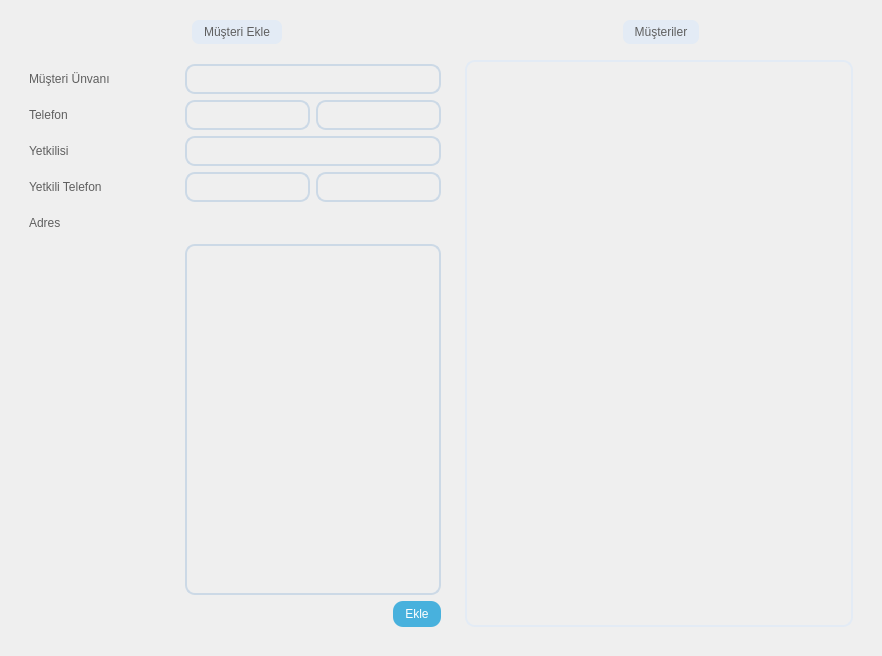
Qt form ui/templates/tabs/employee/addemployee.ui (farukbayhan1/NewLogistics) before a commit.
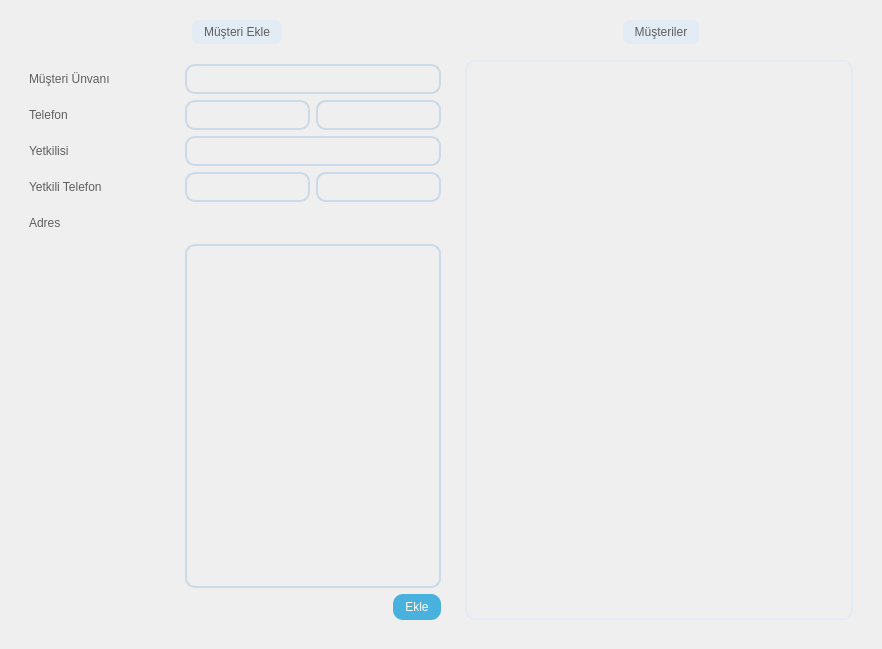
The same form after that commit.

```diff
--- a/ui/templates/tabs/employee/addemployee.ui
+++ b/ui/templates/tabs/employee/addemployee.ui
@@ -7,7 +7,7 @@
     <x>0</x>
     <y>0</y>
     <width>882</width>
-    <height>656</height>
+    <height>649</height>
    </rect>
   </property>
   <property name="windowTitle">
@@ -22,7 +22,7 @@
 	color: #5f5f5f
 }
 
-QListView {
+QTableWidget {
     border: 2px solid #e3ebf5;
     border-radius: 10px;
     background-color: transparent;
@@ -356,7 +356,7 @@
           <number>25</number>
          </property>
          <item>
-          <widget class="QListView" name="listViewEmployee"/>
+          <widget class="QTableWidget" name="tableWidgetEmployee"/>
          </item>
         </layout>
        </widget>
```
